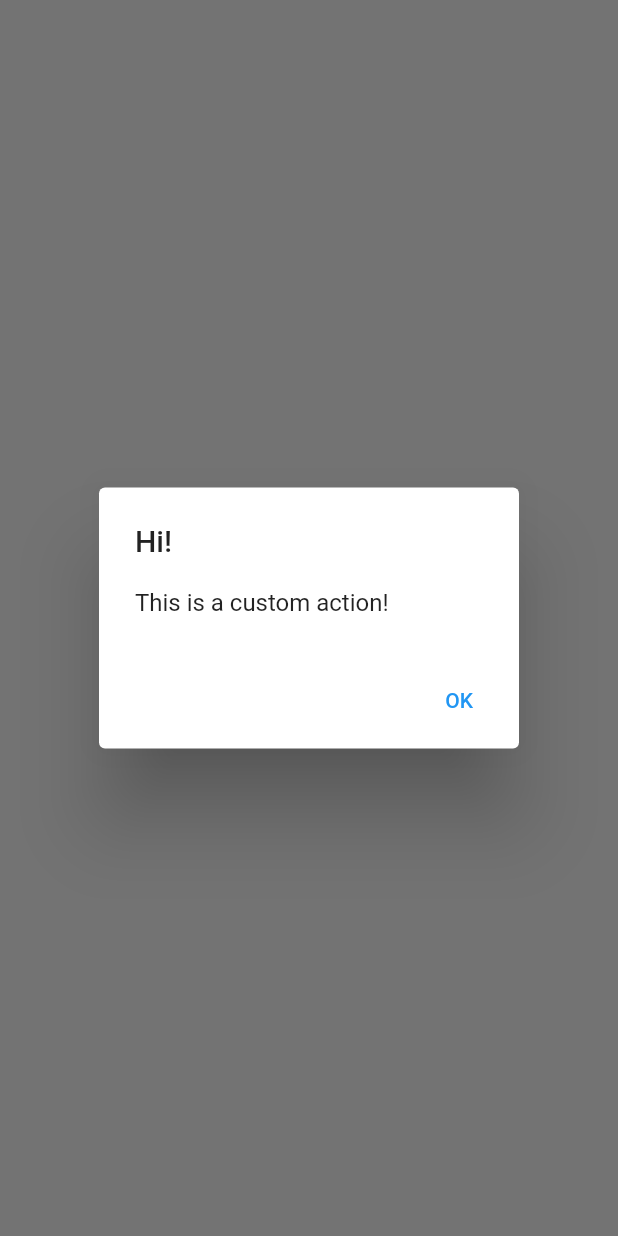
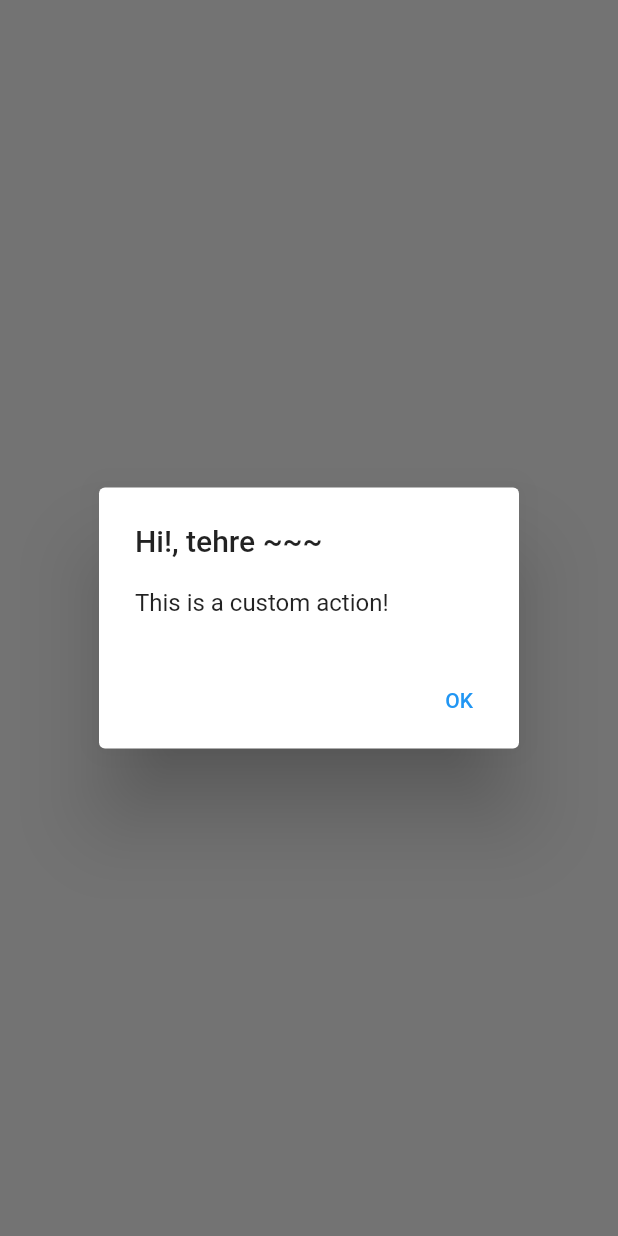
Before and after one commit to thruthesky/test, a Flutter app: what sayHi() shows on an empty page, opened directly, on a phone screen of 412 x 824 dp. Run offline on Flutter 3.47's test engine with Material 2 defaults, Android fonts, the phone set to English and light mode, and no system bars; our stand-ins replace auto_size_text, built_collection, built_value, cloud_firestore, dropdown_button2, firebase_auth and 15 more; missing offline and left inert: json_path; accounts and stored records are empty.

Commit message:
Updating to latest FlutterFlow output.

```diff
--- a/lib/custom_code/actions/say_hi.dart
+++ b/lib/custom_code/actions/say_hi.dart
@@ -16,7 +16,7 @@ Future sayHi(BuildContext context) async {
       context: context,
       builder: (context) {
         return AlertDialog(
-          title: Text('Hi!'),
+          title: Text('Hi!, tehre ~~~'),
           content: Text('This is a custom action!'),
           actions: [
             TextButton(
```
